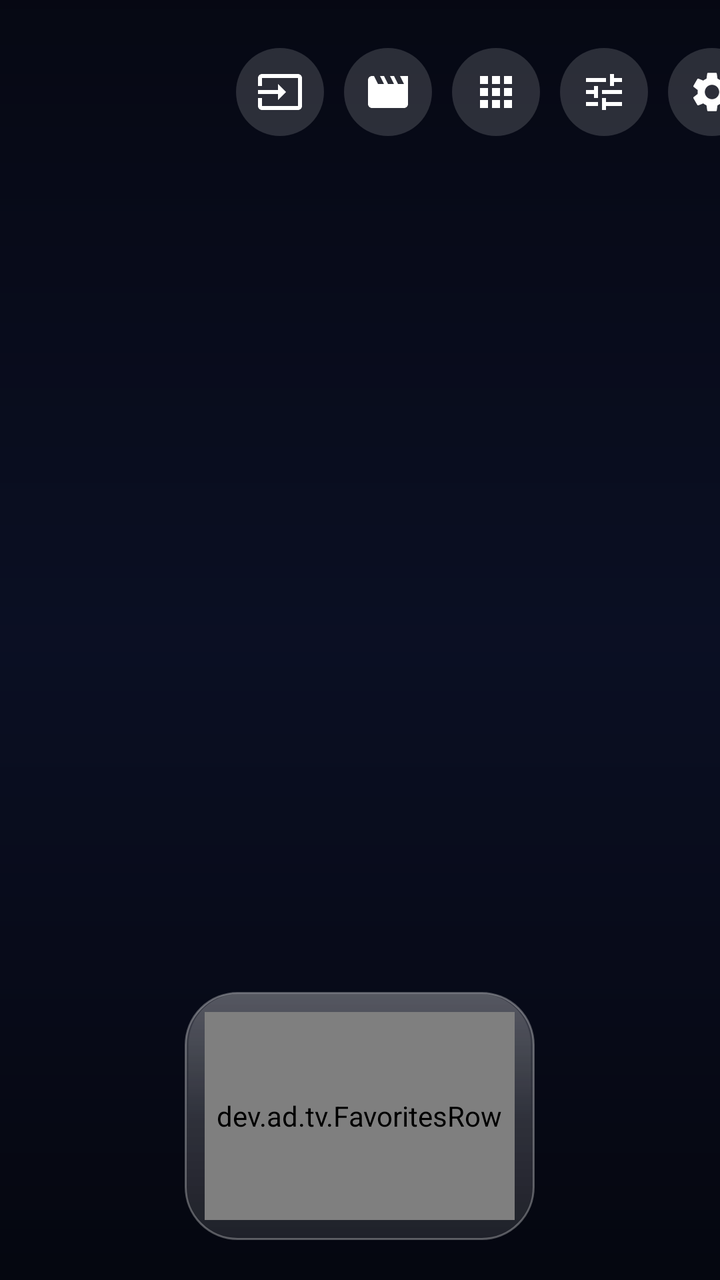
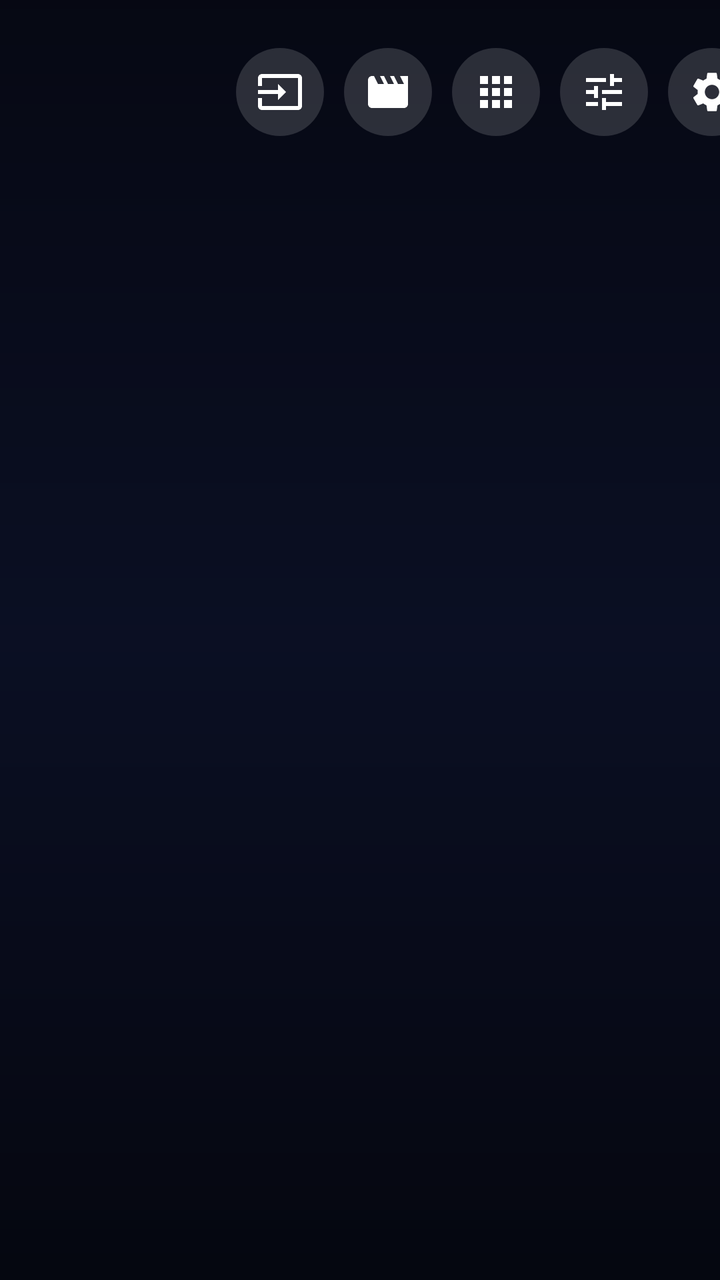

Two renders of the same Android screen: before a commit and after it. Below are the layout's source before the change and the commit's diff.
<!-- AndroidManifest.xml: application theme Theme.Home -->
<!-- res/layout/activity_home.xml -->
<?xml version="1.0" encoding="utf-8"?>
<FrameLayout xmlns:android="http://schemas.android.com/apk/res/android"
    android:id="@+id/root"
    android:layout_width="match_parent"
    android:layout_height="match_parent">

    <FrameLayout
        android:id="@+id/bgVideo"
        android:layout_width="match_parent"
        android:layout_height="match_parent" />

    <View
        android:layout_width="match_parent"
        android:layout_height="match_parent"
        android:background="@drawable/scrim" />

    <LinearLayout
        android:layout_width="match_parent"
        android:layout_height="match_parent"
        android:clipChildren="false"
        android:clipToPadding="false"
        android:orientation="vertical"
        android:paddingStart="48dp"
        android:paddingTop="24dp"
        android:paddingEnd="48dp"
        android:paddingBottom="20dp">

        <LinearLayout
            android:id="@+id/header"
            android:layout_width="match_parent"
            android:layout_height="wrap_content"
            android:baselineAligned="false"
            android:orientation="horizontal">

            <LinearLayout
                android:layout_width="wrap_content"
                android:layout_height="wrap_content"
                android:orientation="vertical">

                <TextView
                    android:id="@+id/clock"
                    style="@style/Text.Clock"
                    android:layout_width="wrap_content"
                    android:layout_height="wrap_content" />

                <TextView
                    android:id="@+id/date"
                    style="@style/Text.Secondary"
                    android:layout_width="wrap_content"
                    android:layout_height="wrap_content"
                    android:layout_marginStart="4dp"
                    android:textSize="18sp" />
            </LinearLayout>

            <LinearLayout
                android:id="@+id/weatherBox"
                android:layout_width="0dp"
                android:layout_height="wrap_content"
                android:layout_marginStart="40dp"
                android:layout_marginEnd="16dp"
                android:layout_weight="1"
                android:orientation="vertical"
                android:visibility="invisible">

                <LinearLayout
                    android:layout_width="wrap_content"
                    android:layout_height="wrap_content"
                    android:gravity="center_vertical"
                    android:orientation="horizontal">

                    <TextView
                        android:id="@+id/weatherIcon"
                        android:layout_width="wrap_content"
                        android:layout_height="wrap_content"
                        android:includeFontPadding="false"
                        android:textSize="44sp" />

                    <TextView
                        android:id="@+id/weatherTemp"
                        style="@style/Text.Temp"
                        android:layout_width="wrap_content"
                        android:layout_height="wrap_content"
                        android:layout_marginStart="10dp" />

                    <LinearLayout
                        android:layout_width="wrap_content"
                        android:layout_height="wrap_content"
                        android:layout_marginStart="14dp"
                        android:orientation="vertical">

                        <TextView
                            android:id="@+id/weatherFeels"
                            style="@style/Text.Weather"
                            android:layout_width="wrap_content"
                            android:layout_height="wrap_content"
                            android:ellipsize="end"
                            android:maxLines="1" />

                        <TextView
                            android:id="@+id/weatherToday"
                            style="@style/Text.Weather"
                            android:layout_width="wrap_content"
                            android:layout_height="wrap_content"
                            android:ellipsize="end"
                            android:maxLines="1" />
                    </LinearLayout>
                </LinearLayout>

                <dev.ad.tv.FitRow
                    android:id="@+id/forecast"
                    android:layout_width="wrap_content"
                    android:layout_height="wrap_content"
                    android:layout_marginTop="10dp"
                    android:orientation="horizontal" />

            </LinearLayout>

            <LinearLayout
                android:id="@+id/topBar"
                android:layout_width="wrap_content"
                android:layout_height="wrap_content"
                android:gravity="end"
                android:orientation="vertical">

                <LinearLayout
                    android:id="@+id/topButtons"
                    android:layout_width="wrap_content"
                    android:layout_height="wrap_content"
                    android:orientation="horizontal">

                    <ImageButton
                        android:id="@+id/btnInputs"
                        style="@style/TopButton"
                        android:contentDescription="@string/inputs"
                        android:src="@drawable/ic_input" />

                    <ImageButton
                        android:id="@+id/btnFeed"
                        style="@style/TopButton"
                        android:contentDescription="@string/feed"
                        android:src="@drawable/ic_movie" />

                    <ImageButton
                        android:id="@+id/btnApps"
                        style="@style/TopButton"
                        android:contentDescription="@string/all_apps"
                        android:src="@drawable/ic_apps" />

                    <ImageButton
                        android:id="@+id/btnAppSettings"
                        style="@style/TopButton"
                        android:contentDescription="@string/settings_title"
                        android:src="@drawable/ic_tune" />

                    <ImageButton
                        android:id="@+id/btnTvSettings"
                        style="@style/TopButton"
                        android:contentDescription="@string/tv_settings"
                        android:src="@drawable/ic_settings" />
                </LinearLayout>

                <TextView
                    android:id="@+id/topLabel"
                    style="@style/Text.Small"
                    android:layout_width="wrap_content"
                    android:layout_height="wrap_content"
                    android:layout_marginTop="4dp"
                    android:layout_marginEnd="6dp"
                    android:visibility="invisible" />
            </LinearLayout>
        </LinearLayout>

        <Space
            android:layout_width="match_parent"
            android:layout_height="0dp"
            android:layout_weight="1" />

        <LinearLayout
            android:id="@+id/feedBox"
            android:layout_width="match_parent"
            android:layout_height="wrap_content"
            android:clipChildren="false"
            android:clipToPadding="false"
            android:orientation="vertical"
            android:visibility="gone">

            
            <dev.ad.tv.FeedRow
                android:id="@+id/feedList"
                android:layout_width="match_parent"
                android:layout_height="186dp"
                android:layout_marginStart="-48dp"
                android:layout_marginEnd="-48dp"
                android:clipChildren="false"
                android:clipToPadding="false"
                android:paddingStart="48dp"
                android:paddingTop="8dp"
                android:paddingEnd="48dp"
                android:paddingBottom="8dp"
                android:requiresFadingEdge="none"
                android:scrollbars="none" />

            <TextView
                android:id="@+id/feedCaption"
                style="@style/Text.Caption"
                android:layout_width="match_parent"
                android:layout_height="wrap_content"
                android:layout_marginTop="2dp"
                android:ellipsize="end"
                android:maxLines="1" />
        </LinearLayout>

        <FrameLayout
            android:id="@+id/favPanel"
            android:layout_width="wrap_content"
            android:layout_height="wrap_content"
            android:layout_gravity="center_horizontal"
            android:layout_marginTop="14dp"
            android:background="@drawable/glass"
            android:clipChildren="false"
            android:clipToPadding="false"
            android:padding="10dp">

            <dev.ad.tv.FavoritesRow
                android:id="@+id/favList"
                android:layout_width="wrap_content"
                android:layout_height="104dp"
                android:clipToPadding="false"
                android:paddingStart="6dp"
                android:paddingTop="7dp"
                android:paddingEnd="6dp"
                android:paddingBottom="7dp"
                android:requiresFadingEdge="none"
                android:scrollbars="none" />
        </FrameLayout>
    </LinearLayout>
</FrameLayout>
<!-- resources referenced by this layout -->
<resources>
  <!-- drawable ic_movie (drawable) -->
  <?xml version="1.0" encoding="utf-8"?>
  <vector xmlns:android="http://schemas.android.com/apk/res/android"
      android:width="24dp"
      android:height="24dp"
      android:viewportWidth="24"
      android:viewportHeight="24">
      <path
          android:fillColor="#FFFFFFFF"
          android:pathData="M18,4l2,4h-3l-2,-4h-2l2,4h-3l-2,-4H8l2,4H7L5,4H4c-1.1,0 -1.99,0.9 -1.99,2L2,18c0,1.1 0.9,2 2,2h16c1.1,0 2,-0.9 2,-2V4h-4z" />
  </vector>
  <!-- drawable ic_tune (drawable) -->
  <?xml version="1.0" encoding="utf-8"?>
  <vector xmlns:android="http://schemas.android.com/apk/res/android"
      android:width="24dp"
      android:height="24dp"
      android:viewportWidth="24"
      android:viewportHeight="24">
      <path
          android:fillColor="#FFFFFFFF"
          android:pathData="M3,17v2h6v-2L3,17zM3,5v2h10L13,5L3,5zM13,21v-2h8v-2h-8v-2h-2v6h2zM7,9v2L3,11v2h4v2h2L9,9L7,9zM21,13v-2L11,11v2h10zM15,9h2L17,7h4L21,5h-4L17,3h-2v6z" />
  </vector>
  <!-- drawable scrim (drawable) -->
  <?xml version="1.0" encoding="utf-8"?>
  <shape xmlns:android="http://schemas.android.com/apk/res/android">
      <gradient
          android:angle="270"
          android:centerColor="#14000000"
          android:endColor="#99000000"
          android:startColor="#80000000" />
  </shape>
  <string name="all_apps">All apps</string>
  <string name="feed">Movie feed</string>
  <string name="inputs">Inputs</string>
  <string name="settings_title">TV Home settings</string>
  <string name="tv_settings">TV settings</string>
  <style name="Text.Caption">
          <item name="android:textSize">16sp</item>
          <item name="android:fontFamily">sans-serif-medium</item>
      </style>
  <style name="Text.Clock">
          <item name="android:textSize">76sp</item>
          <item name="android:fontFamily">sans-serif-light</item>
          <item name="android:includeFontPadding">false</item>
          <item name="android:letterSpacing">-0.02</item>
      </style>
  <style name="Text.Secondary">
          <item name="android:textSize">20sp</item>
          <item name="android:textColor">@color/text_secondary</item>
      </style>
  <style name="Text.Small">
          <item name="android:textSize">14sp</item>
          <item name="android:textColor">@color/text_secondary</item>
      </style>
  <style name="Text.Temp">
          <item name="android:textSize">52sp</item>
          <item name="android:fontFamily">sans-serif-light</item>
          <item name="android:includeFontPadding">false</item>
      </style>
  <style name="Text.Weather">
          <item name="android:textSize">17sp</item>
          <item name="android:textColor">@color/text_secondary</item>
      </style>
  <style name="Theme.Home" parent="android:Theme.DeviceDefault.NoActionBar">
          <item name="android:windowBackground">@color/screen</item>
          <item name="android:windowDisablePreview">false</item>
          <item name="android:colorAccent">#FFFFFFFF</item>
          <item name="android:defaultFocusHighlightEnabled">false</item>
          <item name="android:alertDialogTheme">@style/Theme.Dialog</item>
      </style>
  <color name="text_secondary">#CCFFFFFF</color>
  <!-- drawable top_button_bg (drawable) -->
  <?xml version="1.0" encoding="utf-8"?>
  <selector xmlns:android="http://schemas.android.com/apk/res/android">
      <item android:state_focused="true">
          <shape android:shape="oval">
              <solid android:color="#FFFFFFFF" />
          </shape>
      </item>
      <item>
          <shape android:shape="oval">
              <solid android:color="#26FFFFFF" />
          </shape>
      </item>
  </selector>
  <color name="screen">#FF0B1026</color>
  <style name="Theme.Dialog" parent="android:Theme.DeviceDefault.Dialog.Alert">
          <item name="android:colorAccent">#FF8AB4F8</item>
      </style>
  <!-- unchanged entries left out for length: 5 -->
</resources>

<!-- the commit's change to res/layout/activity_home.xml (unified diff, before → after) -->
@@ -219,7 +219,8 @@
             android:background="@drawable/glass"
             android:clipChildren="false"
             android:clipToPadding="false"
-            android:padding="10dp">
+            android:padding="10dp"
+            android:visibility="invisible">
 
             <dev.ad.tv.FavoritesRow
                 android:id="@+id/favList"
